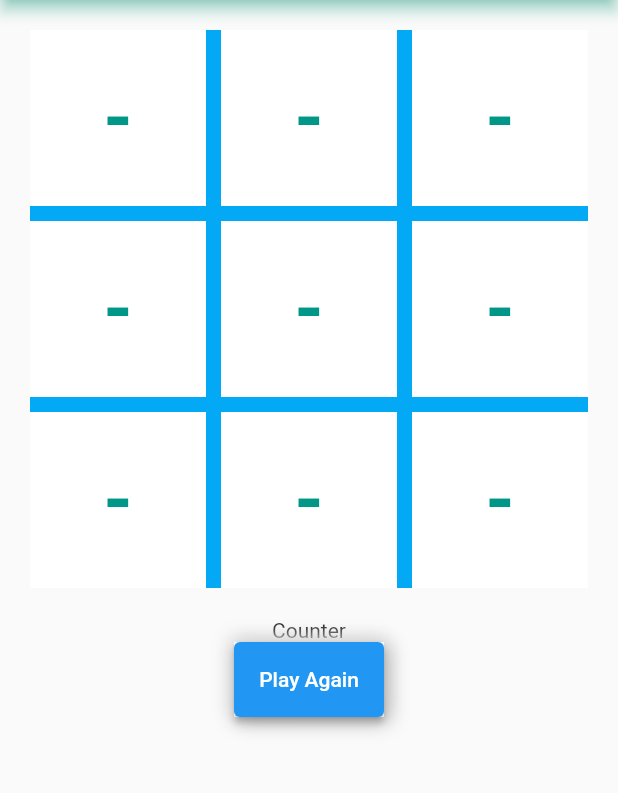
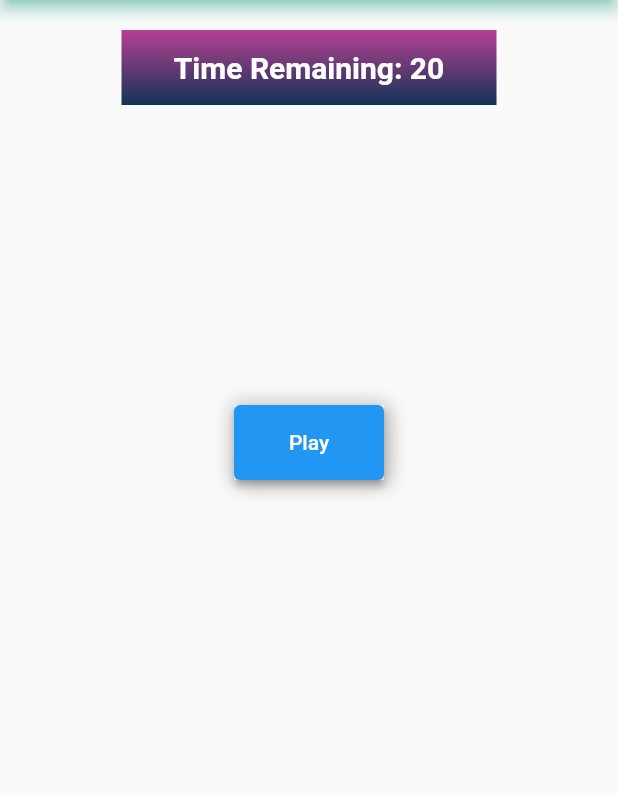
Before and after one commit to shubhamgitvns/Tic-Tac-Toe, a Flutter app: the MyHomePage screen opened directly, on a phone screen of 412 x 824 dp, the part 84-877 px from its top. Run offline on Flutter 3.47's test engine with Material 2 defaults, Android fonts, the phone set to English and light mode, and no system bars; network calls fail.

```diff
--- a/lib/Stateful.dart
+++ b/lib/Stateful.dart
@@ -508,6 +508,11 @@ class _MyFirstHomePageState extends State<MyFirstHomePage> {
     );
   }
 }
+
+
+
+
+
 //*************** Computer Mode state full widget**************//
 class MyHomePage extends StatefulWidget {
   const MyHomePage({super.key, required this.title});
@@ -527,12 +532,38 @@ class _MyHomePageState extends State<MyHomePage> {
   var over = "Game Over";
   bool GameEnd = false;
   bool Gamedraw = false;
-  bool showornot = true;
+  bool showornot = false;
   bool play = false;
+  bool timeover=false;
+  bool showbtn=false;
   int result = 0;
+  int _Counter=20;
+  late Timer _timer;
+
+  // All function using in the app
+  void startTimer(){
+    _Counter=20;
+    _timer=Timer.periodic(Duration(seconds:1),(timer) {
+      if(_Counter>0){
+        setState(() {
+          _Counter--;
+        });
+      } else{
+        setState(() {
+          showornot=false;
+          timeover=true; //change the bool value here on timeover
+          _timer.cancel();
+        });
+
+      }
+    });
+  }
+
 
   void restart() {
     setState(() {
+      _timer.cancel();
+      startTimer();
       play = false;
       Gamedraw = false;
       currentplayer = 'X';
@@ -546,6 +577,7 @@ class _MyHomePageState extends State<MyHomePage> {
       return;
     }
     if (result == 8) {
+      _timer.cancel();
       Gamedraw = true;
     }
 
@@ -597,12 +629,14 @@ class _MyHomePageState extends State<MyHomePage> {
     if (grid[p3] == 'O') ocount++;
     if (xcount == 3) {
       GameEnd = true;
+      _timer.cancel();
       showornot = false;
       winner = currentplayername;
       return 1;
     }
     if (ocount == 3) {
       GameEnd = true;
+      _timer.cancel();
       showornot = false;
       winner = "Computer";
       return 2;
@@ -705,6 +739,7 @@ class _MyHomePageState extends State<MyHomePage> {
     // block count==8 than program come in this condition
     // This condition show match draw message
     if (blockcount == 8) {
+      _timer.cancel();
       Gamedraw = true;
       return 3;
     }
@@ -727,6 +762,7 @@ class _MyHomePageState extends State<MyHomePage> {
         child: Center(
           child: Column(
             children: [
+
               if (GameEnd)
                 Padding(
                   padding: const EdgeInsets.all(8.0),
@@ -789,6 +825,39 @@ class _MyHomePageState extends State<MyHomePage> {
                     ),
                   ),
                 ),
+              if(timeover) // if time is over than show this message
+                const Padding(
+                  padding: EdgeInsets.all(8.0),
+                  child: Center(
+                    child: Text(
+                      "Ops!s Time Is Over",
+                      style: TextStyle(
+                          fontSize: 30,
+                          fontWeight: FontWeight.bold,
+                          color: Colors.red),
+                    ),
+                  ),
+                ),
+              Padding(
+                padding: const EdgeInsets.only(top: 20),
+                child: Container(
+                  width: 250,
+                  height: 50,
+                  decoration: const BoxDecoration(
+                    gradient: LinearGradient(
+                      begin: Alignment.topCenter,
+                      end: Alignment.bottomCenter,
+                      colors: [
+                        Color(0xffb74093),
+                        Color(0xff123456),
+                      ],
+                    ),
+                  ),
+
+                  child: Center(child: Text("Time Remaining: $_Counter",style: TextStyle(fontSize: 20,fontWeight: FontWeight.bold,color: Colors.white),)),
+                ),
+              ),
+
               Visibility(
                 visible: showornot,
                 child: Container(
@@ -838,8 +907,43 @@ class _MyHomePageState extends State<MyHomePage> {
                   ),
                 ),
               ),
-              Text("Counter"),
-              Container(
+              if(showbtn!=true)
+                Padding(
+                  padding: const EdgeInsets.only(top: 200),
+                  child: Container(
+                    decoration: BoxDecoration(color: Colors.white, boxShadow: [
+                      BoxShadow(
+                        color: Colors.grey.shade500,
+                        offset: const Offset(2.0, 2.0),
+                        blurRadius: 10,
+                        spreadRadius: 1.0,
+                      ),
+                      BoxShadow(
+                        color: Colors.grey.shade300,
+                        offset: const Offset(-2.0, -2.0),
+                        blurRadius: 10,
+                        spreadRadius: 1.0,
+                      )
+                    ]),
+                    child: SizedBox(
+                      height: 50,
+                      width: 100,
+                      child: ElevatedButton(
+                          onPressed: () {
+                            startTimer();
+                            showbtn = true;
+                            showornot = true;
+                          },
+                          child: const Text(
+                            "Play",
+                          )),
+                    ),
+                  ),
+                ),
+              if(GameEnd || Gamedraw || timeover)
+              Padding(
+                padding: const EdgeInsets.all(8.0),
+                child: Container(
                   decoration: BoxDecoration(color: Colors.white, boxShadow: [
                     BoxShadow(
                       color: Colors.grey.shade500,
@@ -866,10 +970,13 @@ class _MyHomePageState extends State<MyHomePage> {
                           "Play Again",
                         )),
                   ),
-              )
+                ),
+              ),
+
             ],
           ),
         ),
+
       ),
     );
   }
```
Lines whose indentation alone changed are shown as unchanged.
